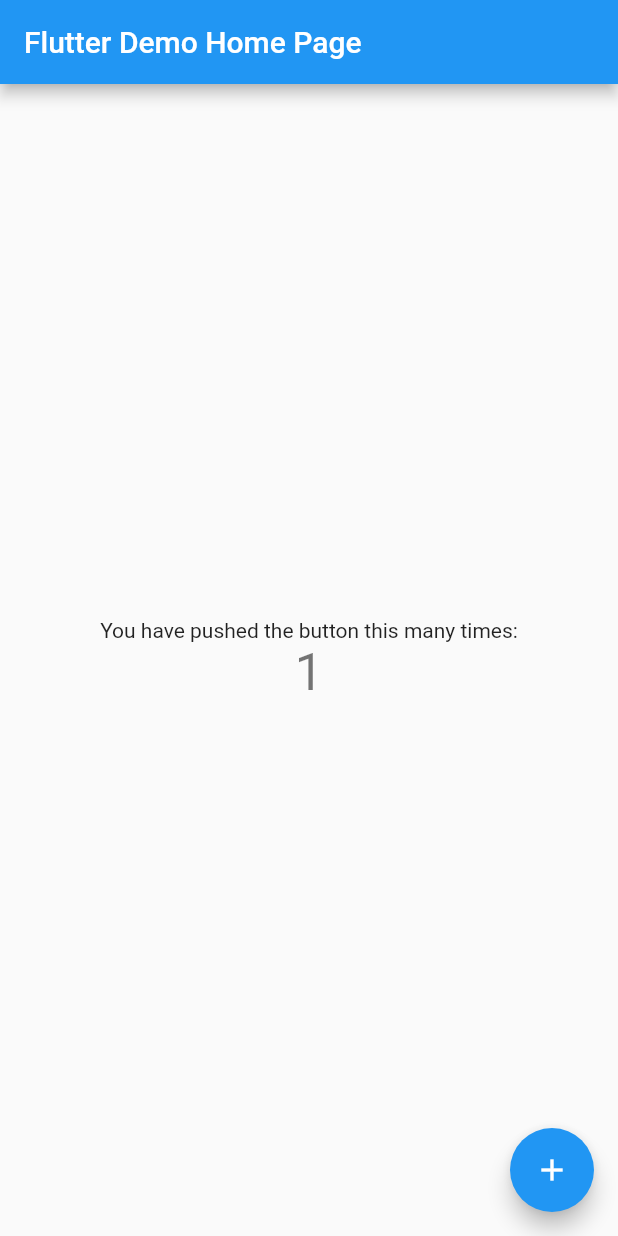
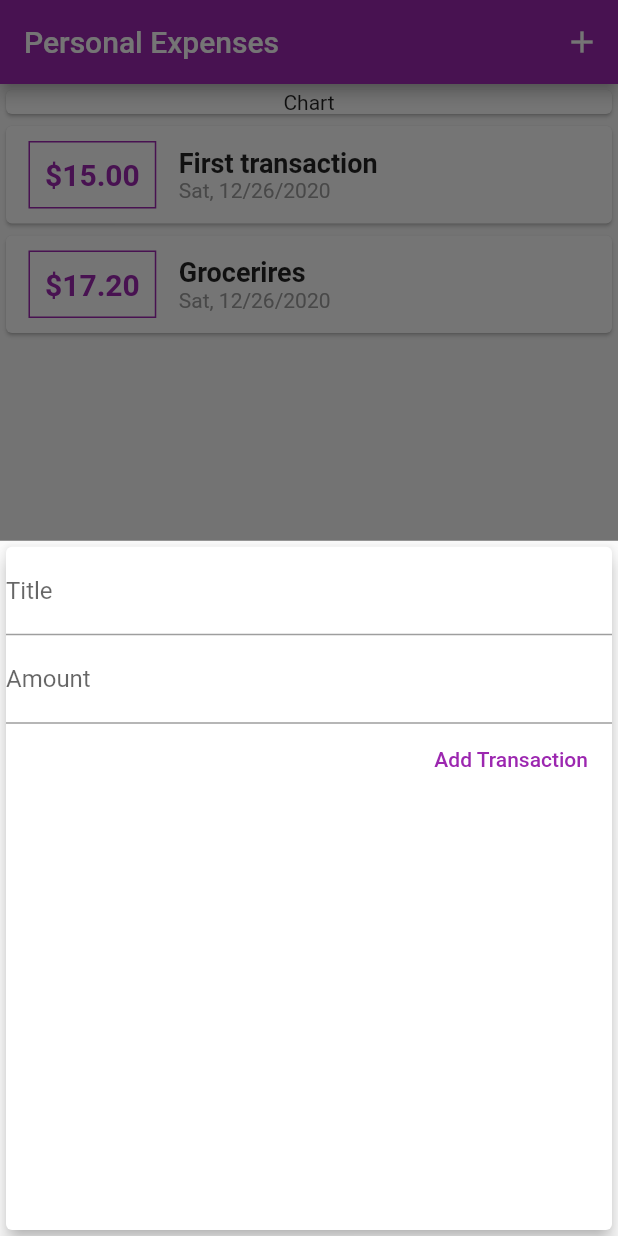
Before and after one commit to TheAhmedSaeed/personal_expenses, a Flutter app: the screen it shows after launch, after a tap on the "add" icon, on a phone screen of 412 x 824 dp. Run offline on Flutter 3.47's test engine with Material 2 defaults, Android fonts, the phone set to English and light mode, and no system bars.

Commit message:
all the way to lesson 94

```diff
--- a/personal_expenses/lib/main.dart
+++ b/personal_expenses/lib/main.dart
@@ -1,117 +1,86 @@
 import 'package:flutter/material.dart';
+import './widgets/new_transaction.dart';
+import './widgets/transaction_list.dart';
+import './models/transaction.dart';
 
-void main() {
-  runApp(MyApp());
-}
+void main() => runApp(MyApp());
 
 class MyApp extends StatelessWidget {
-  // This widget is the root of your application.
   @override
   Widget build(BuildContext context) {
     return MaterialApp(
-      title: 'Flutter Demo',
+      title: 'Personal Expenses',
+      home: MyHomePage(),
       theme: ThemeData(
-        // This is the theme of your application.
-        //
-        // Try running your application with "flutter run". You'll see the
-        // application has a blue toolbar. Then, without quitting the app, try
-        // changing the primarySwatch below to Colors.green and then invoke
-        // "hot reload" (press "r" in the console where you ran "flutter run",
-        // or simply save your changes to "hot reload" in a Flutter IDE).
-        // Notice that the counter didn't reset back to zero; the application
-        // is not restarted.
-        primarySwatch: Colors.blue,
-        // This makes the visual density adapt to the platform that you run
-        // the app on. For desktop platforms, the controls will be smaller and
-        // closer together (more dense) than on mobile platforms.
-        visualDensity: VisualDensity.adaptivePlatformDensity,
+        primarySwatch: Colors.purple,
+        accentColor: Colors.amber,
       ),
-      home: MyHomePage(title: 'Flutter Demo Home Page'),
     );
   }
 }
 
 class MyHomePage extends StatefulWidget {
-  MyHomePage({Key key, this.title}) : super(key: key);
-
-  // This widget is the home page of your application. It is stateful, meaning
-  // that it has a State object (defined below) that contains fields that affect
-  // how it looks.
-
-  // This class is the configuration for the state. It holds the values (in this
-  // case the title) provided by the parent (in this case the App widget) and
-  // used by the build method of the State. Fields in a Widget subclass are
-  // always marked "final".
-
-  final String title;
-
   @override
   _MyHomePageState createState() => _MyHomePageState();
 }
 
 class _MyHomePageState extends State<MyHomePage> {
-  int _counter = 0;
+  final List<Transaction> _userTransactions = [
+    Transaction(
+      id: 't1',
+      title: 'First transaction',
+      amount: 15,
+      date: DateTime.now(),
+    ),
+    Transaction(
+        id: 't2', title: 'Grocerires', amount: 17.2, date: DateTime.now())
+  ];
 
-  void _incrementCounter() {
+  void _addNewTransaction(String title, double amount) {
+    final newTX = Transaction(
+        title: title,
+        amount: amount,
+        date: DateTime.now(),
+        id: DateTime.now().toString());
+
     setState(() {
-      // This call to setState tells the Flutter framework that something has
-      // changed in this State, which causes it to rerun the build method below
-      // so that the display can reflect the updated values. If we changed
-      // _counter without calling setState(), then the build method would not be
-      // called again, and so nothing would appear to happen.
-      _counter++;
+      _userTransactions.add(newTX);
     });
+  }
+
+  void _startAddNewTransaction(BuildContext ctx) {
+    showModalBottomSheet(
+        context: ctx,
+        builder: (_) {
+          return GestureDetector(
+            onTap: () {},
+            child: NewTransaction(_addNewTransaction),
+            behavior: HitTestBehavior.opaque,
+            );
+        });
   }
 
   @override
   Widget build(BuildContext context) {
-    // This method is rerun every time setState is called, for instance as done
-    // by the _incrementCounter method above.
-    //
-    // The Flutter framework has been optimized to make rerunning build methods
-    // fast, so that you can just rebuild anything that needs updating rather
-    // than having to individually change instances of widgets.
     return Scaffold(
       appBar: AppBar(
-        // Here we take the value from the MyHomePage object that was created by
-        // the App.build method, and use it to set our appbar title.
-        title: Text(widget.title),
+        title: Text('Personal Expenses'),
+        actions: <Widget>[IconButton(icon: Icon(Icons.add), onPressed: () => _startAddNewTransaction(context))],
       ),
-      body: Center(
-        // Center is a layout widget. It takes a single child and positions it
-        // in the middle of the parent.
-        child: Column(
-          // Column is also a layout widget. It takes a list of children and
-          // arranges them vertically. By default, it sizes itself to fit its
-          // children horizontally, and tries to be as tall as its parent.
-          //
-          // Invoke "debug painting" (press "p" in the console, choose the
-          // "Toggle Debug Paint" action from the Flutter Inspector in Android
-          // Studio, or the "Toggle Debug Paint" command in Visual Studio Code)
-          // to see the wireframe for each widget.
-          //
-          // Column has various properties to control how it sizes itself and
-          // how it positions its children. Here we use mainAxisAlignment to
-          // center the children vertically; the main axis here is the vertical
-          // axis because Columns are vertical (the cross axis would be
-          // horizontal).
-          mainAxisAlignment: MainAxisAlignment.center,
-          children: <Widget>[
-            Text(
-              'You have pushed the button this many times:',
-            ),
-            Text(
-              '$_counter',
-              style: Theme.of(context).textTheme.headline4,
-            ),
-          ],
-        ),
+      body: Column(
+        crossAxisAlignment: CrossAxisAlignment.stretch,
+        children: <Widget>[
+          Container(
+              width: double.infinity,
+              child: Card(child: Center(child: Text('Chart')))),
+          TransactionList(_userTransactions),
+        ],
       ),
+      floatingActionButtonLocation: FloatingActionButtonLocation.centerFloat,
       floatingActionButton: FloatingActionButton(
-        onPressed: _incrementCounter,
-        tooltip: 'Increment',
         child: Icon(Icons.add),
-      ), // This trailing comma makes auto-formatting nicer for build methods.
+        onPressed: () => _startAddNewTransaction(context),
+      ),
     );
   }
 }
--- /dev/null
+++ b/personal_expenses/lib/models/transaction.dart
@@ -0,0 +1,14 @@
+import 'package:flutter/foundation.dart';
+
+class Transaction {
+  final String id;
+  final String title;
+  final double amount;
+  final DateTime date;
+
+  Transaction({
+  @required  this.id,
+  @required  this.title,
+  @required  this.amount,
+  @required  this.date});
+}
--- /dev/null
+++ b/personal_expenses/lib/widgets/new_transaction.dart
@@ -0,0 +1,61 @@
+import 'package:flutter/material.dart';
+
+class NewTransaction extends StatefulWidget {
+  final Function addTx;
+
+  NewTransaction(this.addTx);
+
+  @override
+  _NewTransactionState createState() => _NewTransactionState();
+}
+
+class _NewTransactionState extends State<NewTransaction> {
+  final titleController = TextEditingController();
+
+  final amountController = TextEditingController();
+
+  onSubmitted() {
+    String titleEntered = titleController.text;
+    double amountEntered = double.parse(amountController.text);
+
+    if (titleEntered.isEmpty || amountEntered < 0) return;
+
+    widget.addTx(titleEntered, amountEntered);
+    Navigator.of(context).pop();
+  }
+
+  @override
+  Widget build(BuildContext context) {
+    return Card(
+        elevation: 5,
+        child: Column(
+          crossAxisAlignment: CrossAxisAlignment.end,
+          children: [
+            TextField(
+              decoration: InputDecoration(
+                labelText: 'Title',
+              ),
+              controller: titleController,
+              onSubmitted: (_) => onSubmitted(),
+              // onChanged: (value) {
+              //   titleInput = value;
+              // },
+            ),
+            TextField(
+              decoration: InputDecoration(labelText: 'Amount'),
+              // onChanged: (value) {
+              //   amountInput = value;
+              // },
+              controller: amountController,
+              keyboardType: TextInputType.number,
+              onSubmitted: (_) => onSubmitted(),
+            ),
+            FlatButton(
+              onPressed: onSubmitted,
+              child: Text('Add Transaction'),
+              textColor: Theme.of(context).primaryColor,
+            )
+          ],
+        ));
+  }
+}
--- /dev/null
+++ b/personal_expenses/lib/widgets/transaction_list.dart
@@ -0,0 +1,61 @@
+import 'package:flutter/material.dart';
+import 'package:intl/intl.dart';
+import 'package:personal_expenses/models/transaction.dart';
+
+class TransactionList extends StatelessWidget {
+  final List<Transaction> transactions;
+
+  TransactionList(this.transactions);
+  @override
+  Widget build(BuildContext context) {
+    return   Column(
+      children: [
+        Container(
+          height: 600,
+          child: ListView.builder(
+            itemBuilder: (ctx,index) {
+              return Card(
+                      child: Row(
+                        children: [
+                          Container(
+                            padding: EdgeInsets.all(10),
+                            margin:
+                                EdgeInsets.symmetric(vertical: 10, horizontal: 15),
+                            decoration: BoxDecoration(
+                                border: Border.all(color: Theme.of(context).primaryColor)),
+                            child: Text(
+                              '\$${transactions[index].amount.toStringAsFixed(2)}',
+                              style: TextStyle(
+                                  fontWeight: FontWeight.bold,
+                                  fontSize: 20,
+                                  color: Theme.of(context).primaryColor),
+                            ),
+                          ),
+                          Column(
+                            crossAxisAlignment: CrossAxisAlignment.start,
+                            children: [
+                              Text(
+                                transactions[index].title,
+                                style: TextStyle(
+                                  fontSize: 18,
+                                  fontWeight: FontWeight.bold,
+                                ),
+                              ),
+                              Text(
+                                DateFormat().add_yMEd().format(transactions[index].date),
+                                style: TextStyle(fontSize: 14, color: Colors.grey),
+                              )
+                            ],
+                          )
+                        ],
+                      ),
+                    );
+             } ,
+            itemCount: transactions.length,
+
+          ),
+        ),
+      ],
+    );
+  }
+}
--- a/personal_expenses/pubspec.yaml
+++ b/personal_expenses/pubspec.yaml
@@ -3,7 +3,7 @@ description: A new Flutter project.
 
 # The following line prevents the package from being accidentally published to
 # pub.dev using `pub publish`. This is preferred for private packages.
-publish_to: 'none' # Remove this line if you wish to publish to pub.dev
+publish_to: "none" # Remove this line if you wish to publish to pub.dev
 
 # The following defines the version and build number for your application.
 # A version number is three numbers separated by dots, like 1.2.43
@@ -23,7 +23,7 @@ environment:
 dependencies:
   flutter:
     sdk: flutter
-
+  intl: ^0.16.1
 
   # The following adds the Cupertino Icons font to your application.
   # Use with the CupertinoIcons class for iOS style icons.
@@ -38,7 +38,6 @@ dev_dependencies:
 
 # The following section is specific to Flutter.
 flutter:
-
   # The following line ensures that the Material Icons font is
   # included with your application, so that you can use the icons in
   # the material Icons class.
```
Also changed, not shown: personal_expenses/pubspec.lock, 12 other files.
